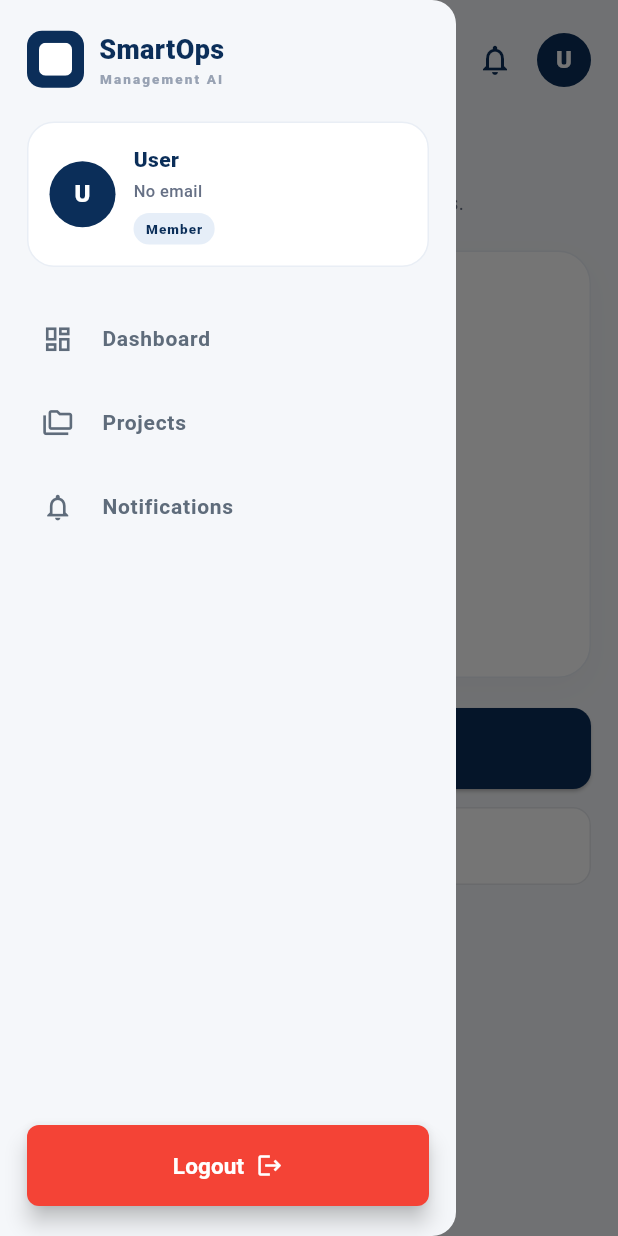
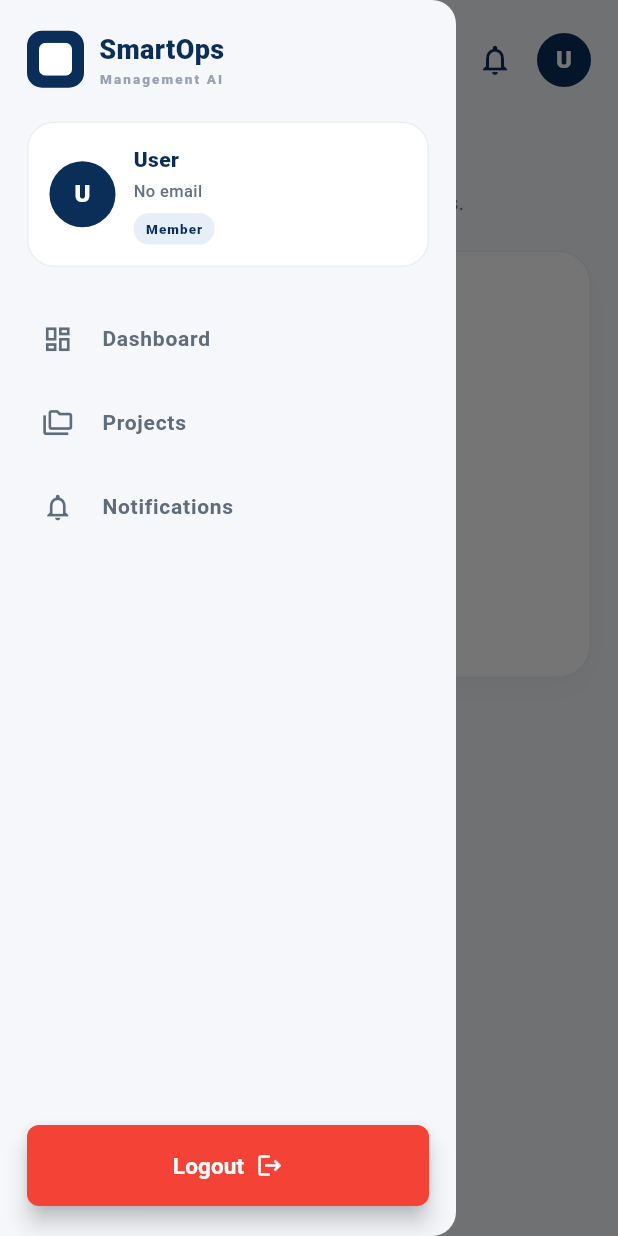
Before and after one commit to Mahmood-asmar/SmartOps2026Flutter, a Flutter app: the TaskDetailsScreen screen opened directly with empty values, with the side drawer open, on a phone screen of 412 x 824 dp. Run offline on Flutter 3.47's test engine with Material 3 defaults, Android fonts, the phone set to English and light mode, and no system bars; our stand-ins replace dio, flutter_svg, pdf, printing, share_plus, shared_preferences and 1 more; missing offline and left inert: excel; accounts and stored records are empty; network calls fail.

Commit message:
update task

```diff
--- a/lib/features/tasks/screens/task_details_screen.dart
+++ b/lib/features/tasks/screens/task_details_screen.dart
@@ -1,8 +1,9 @@
 import 'package:flutter/material.dart';
+import 'package:provider/provider.dart';
 
 import 'package:smartops/core/models/task_model.dart';
+import 'package:smartops/core/provider/auth_provider.dart';
 import 'package:smartops/core/services/task_service.dart';
-import 'package:smartops/core/widgets/app_button.dart';
 import 'package:smartops/core/widgets/app_drawer.dart';
 import 'package:smartops/core/widgets/app_footer.dart';
 import 'package:smartops/core/widgets/app_top_bar.dart';
@@ -98,24 +99,26 @@ class _TaskDetailsScreenState extends State<TaskDetailsScreen> {
     }
   }
 
-  Future<void> _markAsComplete() async {
+  Future<void> _updateTaskStatus(String newStatus) async {
+    if (task.status == newStatus) return;
+
     setState(() => isUpdating = true);
 
     try {
-      await TaskService.updateTask(
+      await TaskService.updateTaskStatus(
         taskId: task.taskId,
-        status: 'completed',
+        status: newStatus,
       );
 
       setState(() {
-        task = task.copyWith(status: 'completed');
+        task = task.copyWith(status: newStatus);
       });
 
       if (!mounted) return;
 
       ScaffoldMessenger.of(context).showSnackBar(
-        const SnackBar(
-          content: Text('Task marked as complete.'),
+        SnackBar(
+          content: Text('Task status updated to ${_formatLabel(newStatus)}.'),
           backgroundColor: Colors.green,
         ),
       );
@@ -227,10 +230,103 @@ class _TaskDetailsScreenState extends State<TaskDetailsScreen> {
     );
   }
 
+  Widget _buildStatusControl({
+    required bool canChangeStatus,
+  }) {
+    if (!canChangeStatus) {
+      return const SizedBox.shrink();
+    }
+
+    final safeStatus =
+    ['pending', 'in_progress', 'completed'].contains(task.status)
+        ? task.status
+        : 'pending';
+
+    return Container(
+      width: double.infinity,
+      padding: const EdgeInsets.all(16),
+      decoration: BoxDecoration(
+        color: Colors.white,
+        borderRadius: BorderRadius.circular(18),
+        border: Border.all(color: const Color(0xFFE9EEF5)),
+      ),
+      child: Column(
+        crossAxisAlignment: CrossAxisAlignment.start,
+        children: [
+          const Text(
+            'UPDATE TASK STATUS',
+            style: TextStyle(
+              color: Color(0xFF98A2B3),
+              fontSize: 11,
+              fontWeight: FontWeight.w900,
+              letterSpacing: 1,
+            ),
+          ),
+          const SizedBox(height: 12),
+          DropdownButtonFormField<String>(
+            value: safeStatus,
+            items: const [
+              DropdownMenuItem(
+                value: 'pending',
+                child: Text('Pending'),
+              ),
+              DropdownMenuItem(
+                value: 'in_progress',
+                child: Text('In Progress'),
+              ),
+              DropdownMenuItem(
+                value: 'completed',
+                child: Text('Completed'),
+              ),
+            ],
+            onChanged: isUpdating
+                ? null
+                : (value) {
+              if (value != null) {
+                _updateTaskStatus(value);
+              }
+            },
+            decoration: InputDecoration(
+              filled: true,
+              fillColor: const Color(0xFFE8EBEF),
+              border: OutlineInputBorder(
+                borderRadius: BorderRadius.circular(12),
+                borderSide: BorderSide.none,
+              ),
+              contentPadding: const EdgeInsets.symmetric(
+                horizontal: 16,
+                vertical: 14,
+              ),
+            ),
+            style: const TextStyle(
+              color: Color(0xFF0B2E59),
+              fontWeight: FontWeight.w800,
+              fontSize: 13,
+            ),
+          ),
+          if (isUpdating) ...[
+            const SizedBox(height: 12),
+            const LinearProgressIndicator(
+              color: Color(0xFF0B2E59),
+              minHeight: 4,
+            ),
+          ],
+        ],
+      ),
+    );
+  }
+
   @override
   Widget build(BuildContext context) {
     final assignedTo =
         task.assignedUserEmail ?? task.assignedUserName ?? 'Unassigned';
+
+    final authProvider = context.watch<AuthProvider>();
+    final isAdmin = authProvider.isAdmin;
+    final isEmployee = authProvider.isEmployee;
+
+    final canEditTask = isAdmin;
+    final canChangeStatus = isAdmin || isEmployee;
 
     return Scaffold(
       backgroundColor: const Color(0xFFF5F7FA),
@@ -385,6 +481,7 @@ class _TaskDetailsScreenState extends State<TaskDetailsScreen> {
 
                   const SizedBox(height: 20),
 
+                  if (canEditTask) ...[
                     SizedBox(
                       width: double.infinity,
                       height: 54,
@@ -405,38 +502,11 @@ class _TaskDetailsScreenState extends State<TaskDetailsScreen> {
                         ),
                       ),
                     ),
+                    const SizedBox(height: 12),
+                  ],
 
-                  const SizedBox(height: 12),
-
-                  SizedBox(
-                    width: double.infinity,
-                    height: 52,
-                    child: OutlinedButton.icon(
-                      onPressed: isUpdating || task.status == 'completed'
-                          ? null
-                          : _markAsComplete,
-                      icon: isUpdating
-                          ? const SizedBox(
-                        width: 18,
-                        height: 18,
-                        child: CircularProgressIndicator(strokeWidth: 2),
-                      )
-                          : const Icon(Icons.check_circle_outline),
-                      label: Text(
-                        task.status == 'completed'
-                            ? 'Task Completed'
-                            : 'Mark as Complete',
-                        style: const TextStyle(fontWeight: FontWeight.w800),
-                      ),
-                      style: OutlinedButton.styleFrom(
-                        foregroundColor: const Color(0xFF0B2E59),
-                        side: const BorderSide(color: Color(0xFFE4E7EC)),
-                        backgroundColor: Colors.white,
-                        shape: RoundedRectangleBorder(
-                          borderRadius: BorderRadius.circular(12),
-                        ),
-                      ),
-                    ),
+                  _buildStatusControl(
+                    canChangeStatus: canChangeStatus,
                   ),
 
                   const SizedBox(height: 34),
```
Also changed, not shown: lib/core/services/task_service.dart (+54 -25 lines), 5 other files. Lines whose indentation alone changed are shown as unchanged.
